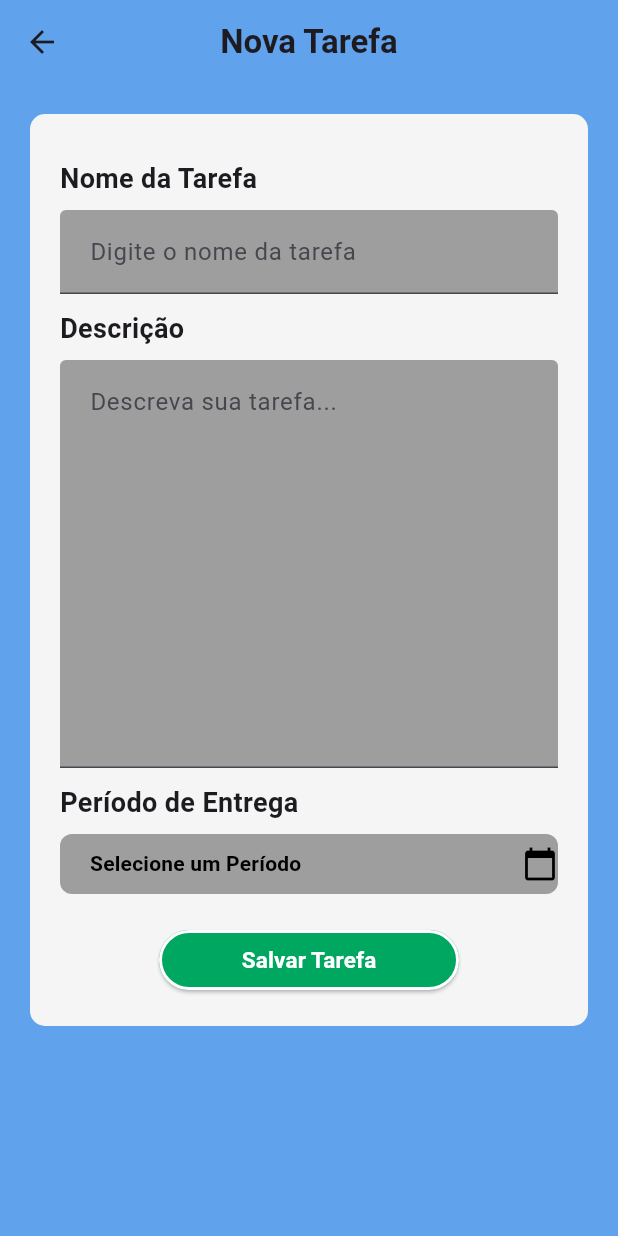
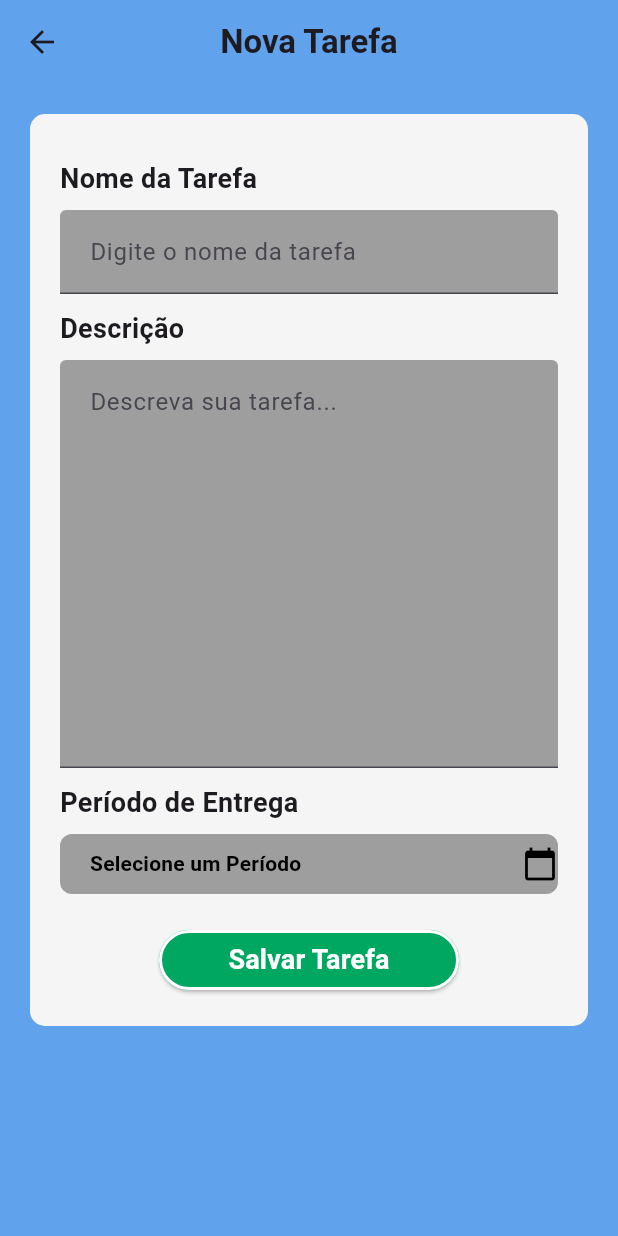
Before and after one commit to anabellypassos/tarefasprojeto, a Flutter app: the screen it shows after launch, after a tap on "Adicionar Tarefa", on a phone screen of 412 x 824 dp. Run offline on Flutter 3.47's test engine with Material 3 defaults, Android fonts, the phone set to English and light mode, and no system bars; drawn by our look-alikes of dropdown_button2; our stand-ins replace sqflite; accounts and stored records are empty.

Commit message:
conclusão

```diff
--- a/lib/main.dart
+++ b/lib/main.dart
@@ -8,7 +8,7 @@ void main() {
 class MyApp extends StatelessWidget {
   const MyApp({super.key});
 
-  // This widget is the root of your application.
+
   @override
   Widget build(BuildContext context) {
     return MaterialApp(
--- a/lib/pages/adicionartarefas.dart
+++ b/lib/pages/adicionartarefas.dart
@@ -1,5 +1,7 @@
 import 'package:flutter/material.dart';
 import 'package:dropdown_button2/dropdown_button2.dart';
+import '../dados/databaseHelper .dart';
+import 'vertarefas.dart';
 
 class Adicionartarefas extends StatefulWidget {
   const Adicionartarefas({super.key});
@@ -9,15 +11,12 @@ class Adicionartarefas extends StatefulWidget {
 }
 
 class _AdicionartarefasState extends State<Adicionartarefas> {
-  // Lista de opções para o Dropdown
-  final List<String> items = [
-    'Manhã',
-    'Tarde',
-    'Noite',
-  ];
+  final List<String> items = ['Manhã', 'Tarde', 'Noite']; // Opções para o dropdown
+  String? selectedValue; // Valor selecionado no dropdown
 
-  // Valor selecionado no Dropdown
-  String? selectedValue;
+  // Controladores para os campos de texto
+  final TextEditingController nomeController = TextEditingController();
+  final TextEditingController descricaoController = TextEditingController();
 
   @override
   Widget build(BuildContext context) {
@@ -25,98 +24,88 @@ class _AdicionartarefasState extends State<Adicionartarefas> {
       appBar: AppBar(
         title: const Text(
           'Nova Tarefa',
-    textAlign: TextAlign.center, // Opcional, pois o centerTitle já alinha o texto
-    style: TextStyle(
-      fontWeight: FontWeight.bold,
-    ),
+          textAlign: TextAlign.center,
+          style: TextStyle(fontWeight: FontWeight.bold),
         ),
         backgroundColor: const Color.fromARGB(255, 97, 162, 236),
-  centerTitle: true, // Centraliza o título do AppBar
+        centerTitle: true,
       ),
-
-      // Defina a cor de fundo diretamente no Scaffold
       backgroundColor: const Color.fromARGB(255, 97, 162, 236),
       body: SingleChildScrollView(
         child: Padding(
           padding: const EdgeInsets.all(20.0),
           child: Container(
             decoration: BoxDecoration(
-              color: const Color.fromARGB(255, 245, 245, 245), // Cor do contêiner interno
-              borderRadius: BorderRadius.circular(10.0), // Bordas arredondadas do contêiner interno
+              color: const Color.fromARGB(255, 245, 245, 245),
+              borderRadius: BorderRadius.circular(10.0),
             ),
-            padding: const EdgeInsets.all(20.0), // Espaçamento interno do contêiner interno
+            padding: const EdgeInsets.all(20.0),
             child: Column(
               crossAxisAlignment: CrossAxisAlignment.start,
               children: [
                 const SizedBox(height: 10),
-                // Texto para Nome da Tarefa
-                const Text(
-                  'Nome da Tarefa',
-                  style: TextStyle(fontSize: 18, fontWeight: FontWeight.bold),
-                ),
+                // Campo para inserir o nome da tarefa
+                const Text('Nome da Tarefa',
+                    style: TextStyle(fontSize: 18, fontWeight: FontWeight.bold)),
                 const SizedBox(height: 8),
-                // Campo de texto para inserir o nome da tarefa
-                const TextField(
-                  decoration: InputDecoration(
-                    fillColor: Colors.grey, // Cor de fundo do campo
+                TextField(
+                  controller: nomeController,
+                  decoration: const InputDecoration(
+                    fillColor: Colors.grey,
                     filled: true,
-                    hintText: 'Digite o nome da tarefa', // Texto de dica
-                    contentPadding: EdgeInsets.all(16.0), // Espaçamento interno
+                    hintText: 'Digite o nome da tarefa',
+                    contentPadding: EdgeInsets.all(16.0),
                   ),
                 ),
                 const SizedBox(height: 10),
-                // Texto para Descrição
-                const Text(
-                  'Descrição',
-                  style: TextStyle(fontSize: 18, fontWeight: FontWeight.bold),
+                // Campo para inserir a descrição da tarefa
+                const Text('Descrição',
+                    style: TextStyle(fontSize: 18, fontWeight: FontWeight.bold)),
+                const SizedBox(height: 8),
+                TextField(
+                  controller: descricaoController,
+                  maxLines: 10,
+                  decoration: const InputDecoration(
+                    fillColor: Colors.grey,
+                    filled: true,
+                    hintText: 'Descreva sua tarefa...',
+                    contentPadding: EdgeInsets.all(16.0),
                   ),
-                const SizedBox(height: 8),
-                // Campo de texto para inserir a descrição da tarefa
-                const TextField(
-                  maxLines: 10, // Permitir múltiplas linhas
-                  decoration: InputDecoration(
-                    fillColor: Colors.grey, // Cor de fundo do campo
-                    filled: true,
-                    hintText: 'Descreva sua tarefa...', // Texto de dica
-                    contentPadding: EdgeInsets.all(16.0), // Espaçamento interno
-                  ),
-                  scrollPhysics: BouncingScrollPhysics(),
-                  keyboardType: TextInputType.multiline, // Tipo de teclado para múltiplas linhas
+                  scrollPhysics: const BouncingScrollPhysics(),
+                  keyboardType: TextInputType.multiline,
                 ),
                 const SizedBox(height: 10),
-                // Texto para Período de Entrega
-                const Text(
-                  'Período de Entrega',
-                  style: TextStyle(fontSize: 18, fontWeight: FontWeight.bold),
-                ),
+                // Dropdown para selecionar o período da tarefa
+                const Text('Período de Entrega',
+                    style: TextStyle(fontSize: 18, fontWeight: FontWeight.bold)),
                 const SizedBox(height: 8),
-                // Dropdown para selecionar o período de entrega
                 Container(
                   decoration: BoxDecoration(
-                    color: Colors.grey, // Cor de fundo cinza para o Dropdown
-                    borderRadius: BorderRadius.circular(8), // Bordas arredondadas
+                    color: Colors.grey,
+                    borderRadius: BorderRadius.circular(8),
                   ),
                   child: DropdownButtonHideUnderline(
                     child: DropdownButton2<String>(
-                      isExpanded: true, // Ocupa toda a largura disponível
+                      isExpanded: true,
                       hint: const Row(
                         children: [
                           SizedBox(width: 20),
                           Expanded(
                             child: Text(
-                              'Selecione um Período', // Texto de dica
+                              'Selecione um Período',
                               style: TextStyle(
                                 fontSize: 14,
                                 fontWeight: FontWeight.bold,
                                 color: Colors.black,
                               ),
-                              overflow: TextOverflow.ellipsis, // Evitar overflow
+                              overflow: TextOverflow.ellipsis,
                             ),
                           ),
                         ],
                       ),
-                      // Itens do Dropdown
-                      items: items.map((String item) => DropdownMenuItem<String>(
+                      // Adiciona as opções de período ao dropdown
+                      items: items
+                          .map((String item) => DropdownMenuItem<String>(
                                 value: item,
                                 child: Text(
                                   item,
@@ -127,67 +116,91 @@ class _AdicionartarefasState extends State<Adicionartarefas> {
                                   ),
                                   overflow: TextOverflow.ellipsis,
                                 ),
-                      )).toList(),
-                      value: selectedValue, // Valor selecionado
+                              ))
+                          .toList(),
+                      value: selectedValue,
+                      // Atualiza o valor selecionado
                       onChanged: (String? value) {
                         setState(() {
-                          selectedValue = value; // Atualiza o valor selecionado
+                          selectedValue = value;
                         });
                       },
                       iconStyleData: const IconStyleData(
-                        icon: Icon(Icons.calendar_today), // Ícone do dropdown
-
+                        icon: Icon(Icons.calendar_today),
                         iconSize: 24,
-                        iconEnabledColor: Colors.black, // Cor do ícone ativado
-                        iconDisabledColor: Colors.grey, // Cor do ícone desativado
-
+                        iconEnabledColor: Colors.black,
+                        iconDisabledColor: Colors.grey,
                       ),
                       dropdownStyleData: DropdownStyleData(
-                        maxHeight: 200, // Altura máxima do dropdown
-                        width: 300, // Largura do dropdown
+                        maxHeight: 200,
+                        width: 300,
                         decoration: BoxDecoration(
-                          borderRadius: BorderRadius.circular(14), // Bordas arredondadas
-                          color: Colors.grey, // Cor de fundo do dropdown
+                          borderRadius: BorderRadius.circular(14),
+                          color: Colors.grey,
                         ),
-                        offset: const Offset(-20, 0), // Deslocamento do dropdown
+                        offset: const Offset(-20, 0),
                         scrollbarTheme: ScrollbarThemeData(
-                          radius: const Radius.circular(40), // Raio da scrollbar
-                          thickness: WidgetStateProperty.all<double>(6), // Espessura da scrollbar
-                          thumbVisibility: WidgetStateProperty.all<bool>(true), // Visibilidade do "thumb" da scrollbar
+                          radius: const Radius.circular(40),
+                          thickness: WidgetStateProperty.all<double>(6),
+                          thumbVisibility: WidgetStateProperty.all<bool>(true),
                         ),
                       ),
                       menuItemStyleData: const MenuItemStyleData(
-                        height: 40, // Altura dos itens do menu
-                        padding: EdgeInsets.only(left: 20, right: 20), // Padding dos itens do menu
+                        height: 40,
+                        padding: EdgeInsets.only(left: 20, right: 20),
                       ),
                     ),
                   ),
-
                 ),
-                 const SizedBox(height: 20), // Espaçamento entre os botões
+                const SizedBox(height: 20),
+                // Botão para salvar a tarefa no banco de dados
                 Align(
                   alignment: Alignment.center,
                   child: SizedBox(
-     // Espaçamento entre os botões
                     width: 200,
                     child: ElevatedButton(
-      onPressed: () => {},
+                      onPressed: () async {
+                        // Verifica se todos os campos foram preenchidos
+                        if (nomeController.text.isNotEmpty &&
+                            descricaoController.text.isNotEmpty &&
+                            selectedValue != null) {
+                          // Insere a tarefa no banco de dados
+                          await DatabaseHelper().insertTask({
+                            'nome': nomeController.text,
+                            'descricao': descricaoController.text,
+                            'periodo': selectedValue,
+                          });
+                          // Navega para a tela de ver tarefas
+                          Navigator.push(
+                            context,
+                            MaterialPageRoute(
+                                builder: (context) => const Vertarefas()),
+                          );
+                        } else {
+                          // Exibe uma mensagem de erro se algum campo estiver vazio
+                          ScaffoldMessenger.of(context).showSnackBar(
+                            const SnackBar(
+                              content: Text('Preencha todos os campos!'),
+                            ),
+                          );
+                        }
+                      },
                       style: ElevatedButton.styleFrom(
-        backgroundColor: const Color.fromARGB(255, 0, 167, 97),
-        side: const BorderSide(color: Colors.white, width: 2),
+                        backgroundColor:
+                            const Color.fromARGB(255, 0, 167, 97),
+                        side: const BorderSide(color: Colors.white, width: 2.0),
                       ),
                       child: const Text(
                         'Salvar Tarefa',
                         style: TextStyle(
+                          fontSize: 18,
+                          fontWeight: FontWeight.bold,
                           color: Colors.white,
-          fontSize: 15,
-          fontWeight: FontWeight.bold,
                         ),
                       ),
                     ),
                   ),
-)
-
+                ),
               ],
             ),
           ),
--- a/lib/pages/home.dart
+++ b/lib/pages/home.dart
@@ -1,5 +1,6 @@
 import 'package:flutter/material.dart';
 import 'adicionartarefas.dart';
+import 'vertarefas.dart';
 class Home extends StatefulWidget {
   const Home({super.key});
 
@@ -51,7 +52,13 @@ class _HomeState extends State<Home> {
                 width: 220,
                 height: 50,
                 child: ElevatedButton.icon(
-                  onPressed: () {},
+                  onPressed: () {
+                    Navigator.push(
+                      context,
+                      MaterialPageRoute(builder: (context) => const Vertarefas()),
+                    );
+
+                  },
 
                   label: const Text(
                     'Ver Tarefas',
@@ -102,29 +109,8 @@ class _HomeState extends State<Home> {
                 ),
               ),
               const SizedBox(height: 20), // Espaçamento entre os botões
-              SizedBox(
-                width: 220,
-                    height: 50,
-                child: ElevatedButton.icon(
-                  onPressed: () {},
-                  label: const Text(
-                    'Tarefas Concluídas',
-                    style: TextStyle(
-                      color: Colors.white,
-                      fontSize: 15,
-                      fontWeight: FontWeight.bold,
-                    ),
-                  ),
-                  icon: const Icon(
-                    Icons.check,
-                    color: Colors.white,
-                  ),
-                  style: ElevatedButton.styleFrom(
-                    backgroundColor: const Color.fromARGB(131, 123, 205, 252),
-                    side: const BorderSide(color: Colors.white, width: 2),
-                  ),
-                ),
-              ),
+
+
             ],
           ),
         ),
--- a/pubspec.yaml
+++ b/pubspec.yaml
@@ -36,6 +36,8 @@ dependencies:
   # Use with the CupertinoIcons class for iOS style icons.
   cupertino_icons: ^1.0.8
   dropdown_button2: ^2.3.9
+  path_provider: ^2.0.11
+  sqflite: ^2.3.3+2
 
 dev_dependencies:
   flutter_test:
```
Also changed, not shown: lib/dados/databaseHelper .dart (added, +79 -0 lines), lib/pages/vertarefas.dart (added, +159 -0 lines), pubspec.lock, 1 other file. Lines whose indentation alone changed are shown as unchanged.
